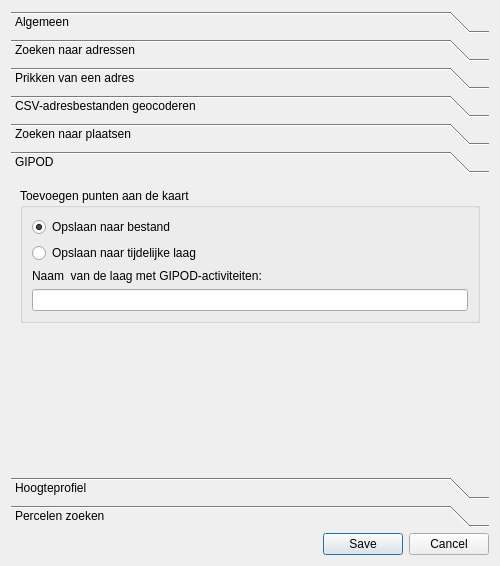
Old version of the form ui_geopunt4QgisSettings.ui in the repository Informatievlaanderen/geopunt-plugins-qgis.
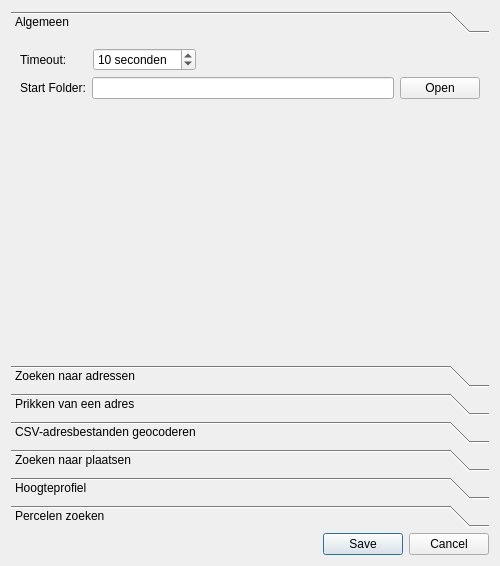
New version of the form. The open tabs and pages were chosen to show the change. Icons and pictures are not drawn.

Commit message:
refactor: remove gipod module and harden API error handling
- Drop unused gipod import and UI components from plugin initialization
- Add robust exception handling to Adres location and suggestion methods
- Update DHM module imports and docstrings

The edit to the form file:
```diff
--- a/ui_geopunt4QgisSettings.ui
+++ b/ui_geopunt4QgisSettings.ui
@@ -38,7 +38,7 @@
         <x>0</x>
         <y>0</y>
         <width>482</width>
-        <height>276</height>
+        <height>306</height>
        </rect>
       </property>
       <attribute name="icon">
@@ -484,80 +484,6 @@
        </item>
       </layout>
      </widget>
-     <widget class="QWidget" name="gipodTab">
-      <property name="geometry">
-       <rect>
-        <x>0</x>
-        <y>0</y>
-        <width>266</width>
-        <height>170</height>
-       </rect>
-      </property>
-      <attribute name="icon">
-       <iconset>
-        <normaloff>images/geopuntGIPODsmall.png</normaloff>images/geopuntGIPODsmall.png</iconset>
-      </attribute>
-      <attribute name="label">
-       <string>GIPOD</string>
-      </attribute>
-      <layout class="QVBoxLayout" name="verticalLayout_12">
-       <item>
-        <widget class="QGroupBox" name="add2mapBox_5">
-         <property name="title">
-          <string>Toevoegen punten aan de kaart</string>
-         </property>
-         <layout class="QVBoxLayout" name="verticalLayout_11">
-          <item>
-           <widget class="QRadioButton" name="gipodSavetoFileChk">
-            <property name="enabled">
-             <bool>true</bool>
-            </property>
-            <property name="text">
-             <string>Opslaan naar bestand </string>
-            </property>
-            <property name="checked">
-             <bool>true</bool>
-            </property>
-           </widget>
-          </item>
-          <item>
-           <widget class="QRadioButton" name="gipodSaveMemoryChk">
-            <property name="text">
-             <string>Opslaan naar tijdelijke laag</string>
-            </property>
-            <property name="checked">
-             <bool>false</bool>
-            </property>
-           </widget>
-          </item>
-          <item>
-           <widget class="QLabel" name="label_11">
-            <property name="text">
-             <string>Naam  van de laag met GIPOD-activiteiten:</string>
-            </property>
-           </widget>
-          </item>
-          <item>
-           <widget class="QLineEdit" name="gipodLayerTxt"/>
-          </item>
-         </layout>
-        </widget>
-       </item>
-       <item>
-        <spacer name="verticalSpacer">
-         <property name="orientation">
-          <enum>Qt::Orientation::Vertical</enum>
-         </property>
-         <property name="sizeHint" stdset="0">
-          <size>
-           <width>20</width>
-           <height>40</height>
-          </size>
-         </property>
-        </spacer>
-       </item>
-      </layout>
-     </widget>
      <widget class="QWidget" name="elevationTab">
       <property name="geometry">
        <rect>
```
Left out of the diff: 12 changed lines with no effect on the pictures. The commit also changes 24 other files.
